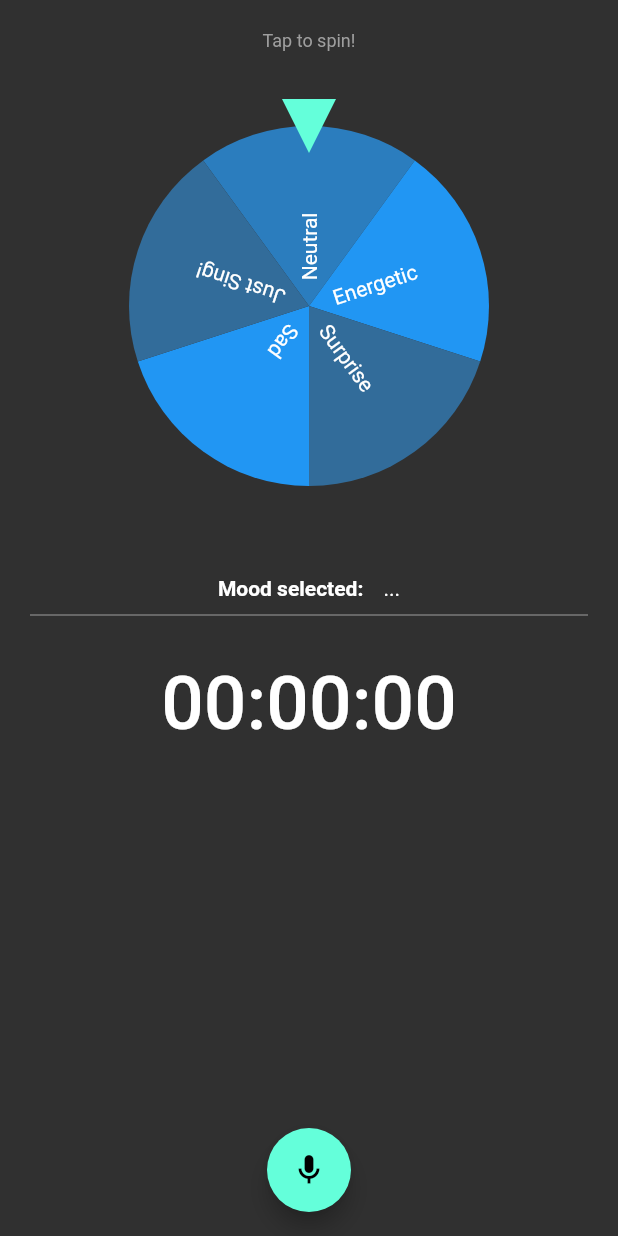
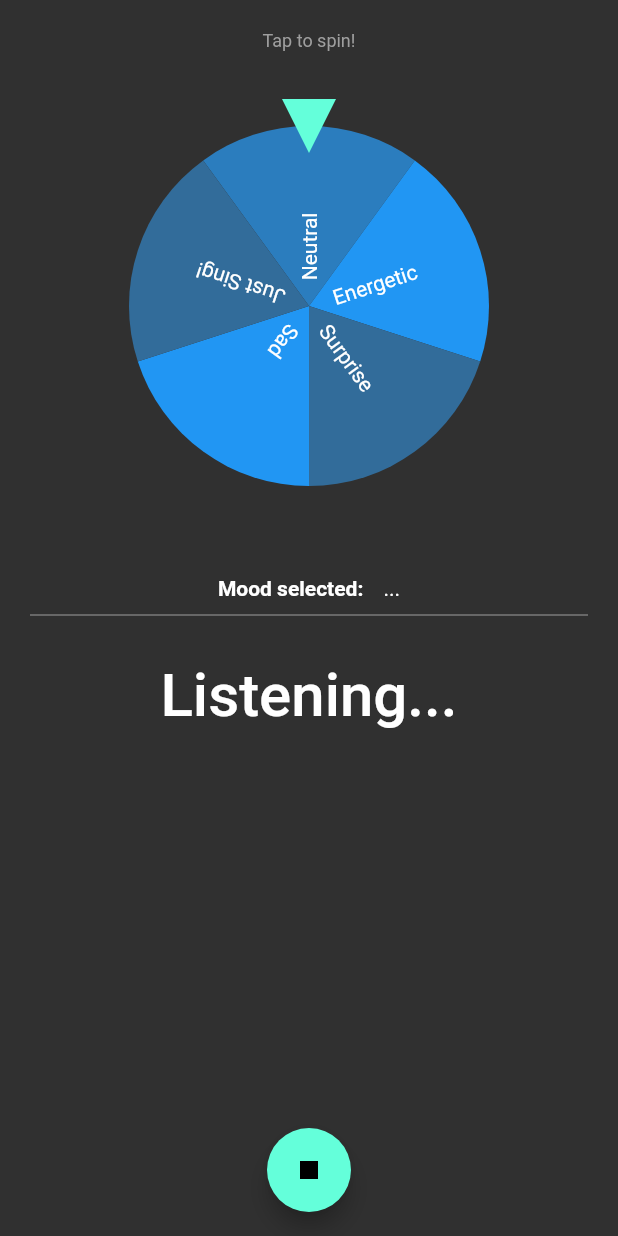
Before and after one commit to Reeti1605/Hacking-Birthday-Bash, a Flutter app: the RecordScreen screen opened by its route, after a tap on the "mic" icon, on a phone screen of 412 x 824 dp. Run offline on Flutter 3.47's test engine with Material 2 defaults, Android fonts, the light colour scheme and no system bars; drawn by our look-alikes of flutter_fortune_wheel; our stand-ins replace assets_audio_player, dropdown_button2, flutter_tabler_icons; missing offline and left inert: dart:ffi, flutter_sound, record; statements that could not run were skipped.

Commit message:
feat: added recording

```diff
--- a/Flutter/sing_it/lib/screens/home_page.dart
+++ b/Flutter/sing_it/lib/screens/home_page.dart
@@ -11,7 +11,7 @@ class HomeScreen extends StatefulWidget {
 }
 
 class _HomeScreenState extends State<HomeScreen> {
-  int numberOfPlayers = 2;
+  int numberOfPlayers = 1;
   List<TextEditingController> _controllers = [];
 
   @override
@@ -41,7 +41,7 @@ class _HomeScreenState extends State<HomeScreen> {
                           print("Players = $numberOfPlayers");
                         });
                       },
-                      items: <int>[2, 3, 4]
+                      items: <int>[1, 2, 3, 4]
                           .map<DropdownMenuItem<int>>(
                             (value) => DropdownMenuItem<int>(
                               value: value,
--- a/Flutter/sing_it/lib/screens/record_page.dart
+++ b/Flutter/sing_it/lib/screens/record_page.dart
@@ -1,16 +1,10 @@
 import 'dart:ffi';
 import 'dart:io';
-
 import 'package:assets_audio_player/assets_audio_player.dart';
 import 'package:flutter/material.dart';
 import 'package:flutter/widgets.dart';
 import 'package:flutter_fortune_wheel/flutter_fortune_wheel.dart';
 import 'package:flutter_sound/flutter_sound.dart';
-import 'package:flutter_sound/flutter_sound.dart';
-import 'package:intl/date_symbol_data_local.dart';
-import 'package:permission_handler/permission_handler.dart';
-import 'package:path/path.dart' as path;
-import 'package:assets_audio_player/assets_audio_player.dart';
 import 'package:intl/intl.dart' show DateFormat;
 import 'dart:async';
 import 'results_page.dart';
@@ -28,6 +22,8 @@ class _RecordScreenState extends State<RecordScreen> {
   StreamController<int> controller = StreamController<int>();
 
   //int moodIndex = 0;
+  int score = 0;
+  bool showLeaderBoard = false;
 
   @override
   void dispose() {
@@ -64,6 +60,7 @@ class _RecordScreenState extends State<RecordScreen> {
   String _recorderTxt = "00:00:00";
   bool isRecording = false;
   String? path = '';
+  String displayMessage = 'Tap the button and sing!';
 
   @override
   Widget build(BuildContext context) {
@@ -77,18 +74,33 @@ class _RecordScreenState extends State<RecordScreen> {
               onPressed: () async {
                 //Navigator.of(context).pushNamed(ResultScreen.routeName);
                 if (!isRecording) {
+                  setState(() {
+                    isRecording = !isRecording;
+                    displayMessage = 'Listening...';
+                  });
                   if (await record.hasPermission()) {
                     // Start recording
                     await record.start(
                       encoder: AudioEncoder.wav, // by default
                       bitRate: 128000, // by default
                     );
+                    print("RECORDING STARTED");
                   }
                 } else {
-                  setState(() async {
-                    path = await record.stop();
-                    print("Path iss -- $path");
+                  setState(() {
+                    isRecording = !isRecording;
+                    displayMessage = 'Stopped';
+                    Future.delayed(Duration(seconds: 2), () {
+                      setState(() {
+                        score = Random().nextInt(10);
+                        displayMessage = "Score: $score / 10";
+                        showLeaderBoard = true;
+                      });
+                    });
                   });
+                  path = await record.stop();
+                  print("RECORDING STOPPED");
+                  print("Path iss -- $path");
                 }
               },
               child: Icon(isRecording ? Icons.stop : Icons.mic_sharp),
@@ -126,7 +138,7 @@ class _RecordScreenState extends State<RecordScreen> {
                 ),
               ),
             ),
-            SizedBox(
+            const SizedBox(
               height: 30,
             ),
             Row(
@@ -142,18 +154,31 @@ class _RecordScreenState extends State<RecordScreen> {
                 Text(displayMood)
               ],
             ),
-            Divider(
+            const Divider(
               height: 20,
               color: Colors.grey,
             ),
+            const SizedBox(
+              height: 20,
+            ),
+            displayMessage == 'Stopped'
+                ? Center(child: CircularProgressIndicator())
+                : Text(
+                    displayMessage,
+                    textAlign: TextAlign.center,
+                    style: TextStyle(fontSize: 40, fontWeight: FontWeight.w500),
+                  ),
             SizedBox(
               height: 20,
             ),
-            Text(
-              _recorderTxt,
-              textAlign: TextAlign.center,
-              style: TextStyle(fontSize: 50, fontWeight: FontWeight.w500),
-            )
+            showLeaderBoard
+                ? ElevatedButton(
+                    style: ElevatedButton.styleFrom(primary: Colors.grey),
+                    onPressed: () {
+                      Navigator.of(context).pushNamed(ResultScreen.routeName);
+                    },
+                    child: Text('Show leaderboard'))
+                : Container()
           ],
         ),
       ),
```
Also changed, not shown: Flutter/sing_it/lib/screens/results_page.dart (+6 -3 lines), 1 other file.
